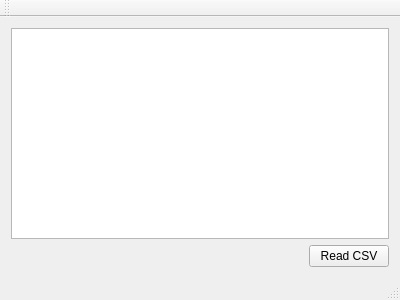
First picture: the form in mainwindow.ui, repository juanmcloaiza/BornAgainDataConverter, before the edit.
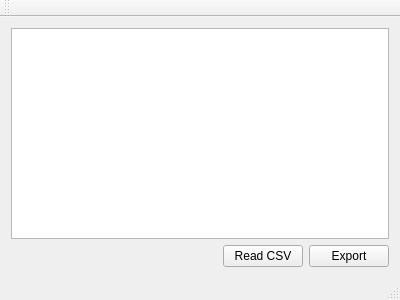
Second picture: the form after the edit.

What changed in the file:
```diff
--- a/mainwindow.ui
+++ b/mainwindow.ui
@@ -14,10 +14,12 @@
    <string>MainWindow</string>
   </property>
   <widget class="QWidget" name="centralWidget">
-   <layout class="QVBoxLayout" name="verticalLayout">
-    <item>
+   <layout class="QGridLayout" name="gridLayout">
+    <item row="0" column="0">
      <widget class="QTableWidget" name="tableWidget"/>
     </item>
+    <item row="1" column="0">
+     <layout class="QHBoxLayout" name="horizontalLayout_2">
     <item>
      <layout class="QHBoxLayout" name="horizontalLayout">
       <item>
@@ -37,6 +39,15 @@
        <widget class="QPushButton" name="pushButton">
         <property name="text">
          <string>Read CSV</string>
+          </property>
+         </widget>
+        </item>
+       </layout>
+      </item>
+      <item>
+       <widget class="QPushButton" name="pushButton2">
+        <property name="text">
+         <string>Export</string>
         </property>
        </widget>
       </item>
```
Lines whose indentation alone changed are shown as unchanged.
